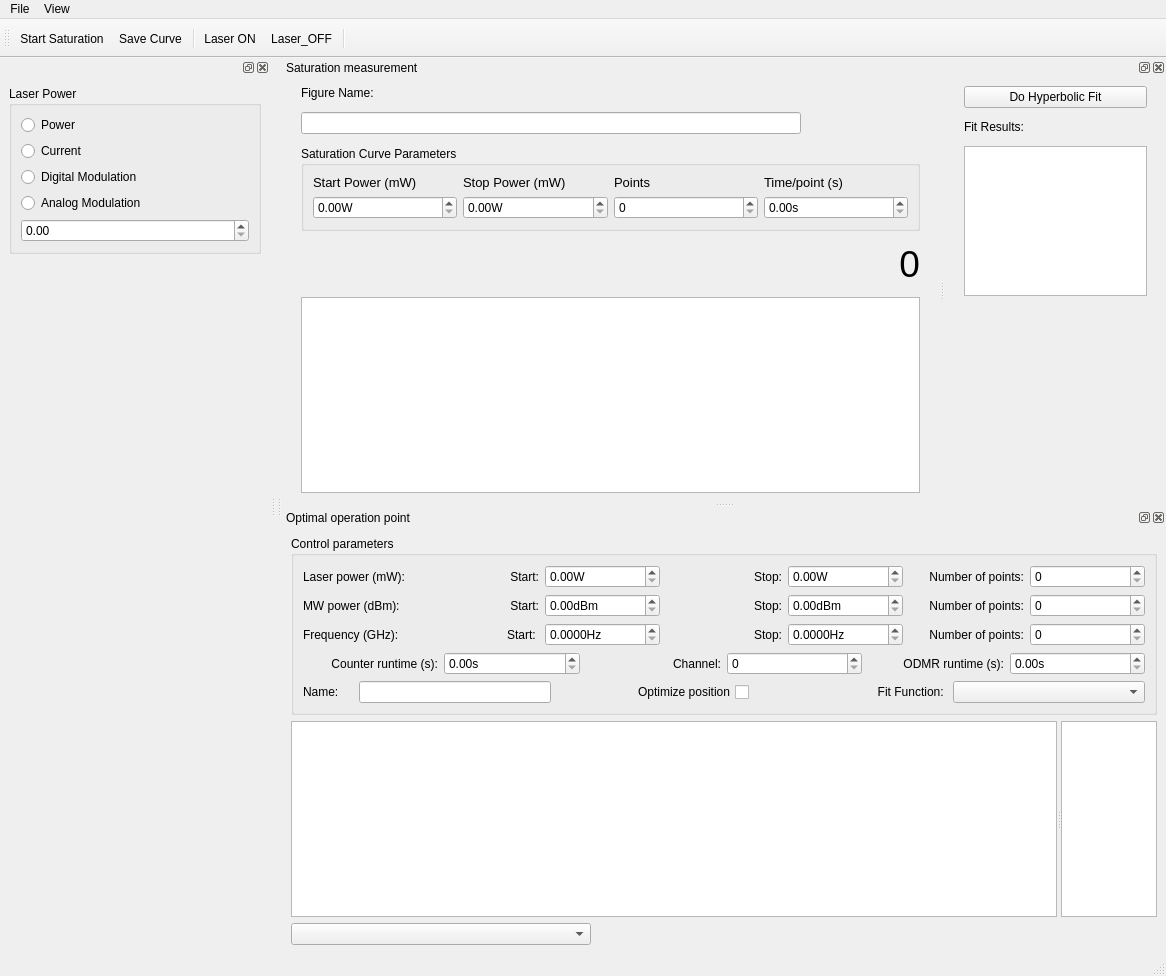
Before: the Qt Designer form gui/laser/ui_laser.ui in sriharijayaram5/qudi, drawn with Qt 5.
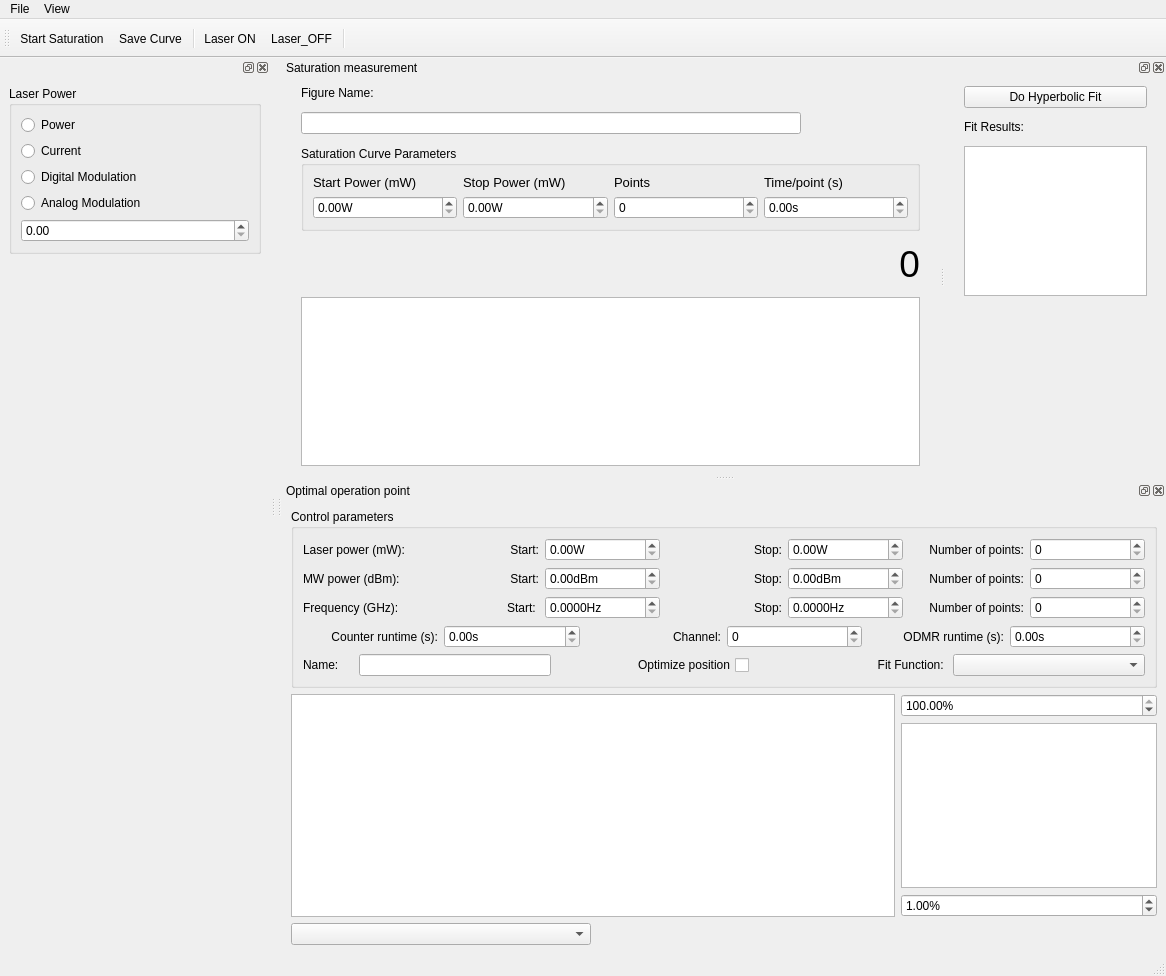
After: the same form once the commit is applied. Icons and pictures are not drawn. Custom widgets are drawn as their Qt base class.

Diff of the .ui file:
```diff
--- a/gui/laser/ui_laser.ui
+++ b/gui/laser/ui_laser.ui
@@ -520,7 +520,7 @@
     <number>2</number>
    </attribute>
    <widget class="QWidget" name="dockWidgetContents_4">
-    <layout class="QVBoxLayout" name="verticalLayout_10">
+    <layout class="QVBoxLayout" name="verticalLayout_11">
      <item>
       <widget class="QGroupBox" name="groupBox_3">
        <property name="sizePolicy">
@@ -828,16 +828,8 @@
       </widget>
      </item>
      <item>
-      <widget class="QSplitter" name="splitter_2">
-       <property name="sizePolicy">
-        <sizepolicy hsizetype="Expanding" vsizetype="Expanding">
-         <horstretch>0</horstretch>
-         <verstretch>0</verstretch>
-        </sizepolicy>
-       </property>
-       <property name="orientation">
-        <enum>Qt::Horizontal</enum>
-       </property>
+      <layout class="QHBoxLayout" name="horizontalLayout_6">
+       <item>
        <widget class="PlotWidget" name="matrix_PlotWidget">
         <property name="sizePolicy">
          <sizepolicy hsizetype="Expanding" vsizetype="Expanding">
@@ -846,6 +838,23 @@
          </sizepolicy>
         </property>
        </widget>
+       </item>
+       <item>
+        <layout class="QVBoxLayout" name="verticalLayout_10">
+         <item>
+          <widget class="ScienDSpinBox" name="cb_high_percentile_DoubleSpinBox">
+           <property name="suffix">
+            <string>%</string>
+           </property>
+           <property name="maximum">
+            <double>100.000000000000000</double>
+           </property>
+           <property name="value">
+            <double>100.000000000000000</double>
+           </property>
+          </widget>
+         </item>
+         <item>
        <widget class="PlotWidget" name="oop_cb_PlotWidget">
         <property name="sizePolicy">
          <sizepolicy hsizetype="Preferred" vsizetype="Expanding">
@@ -866,7 +875,23 @@
          </size>
         </property>
        </widget>
-      </widget>
+         </item>
+         <item>
+          <widget class="ScienDSpinBox" name="cb_low_percentile_DoubleSpinBox">
+           <property name="suffix">
+            <string>%</string>
+           </property>
+           <property name="maximum">
+            <double>100.000000000000000</double>
+           </property>
+           <property name="value">
+            <double>1.000000000000000</double>
+           </property>
+          </widget>
+         </item>
+        </layout>
+       </item>
+      </layout>
      </item>
      <item>
       <widget class="QComboBox" name="data_ComboBox">
```
Lines whose indentation alone changed are shown as unchanged.
